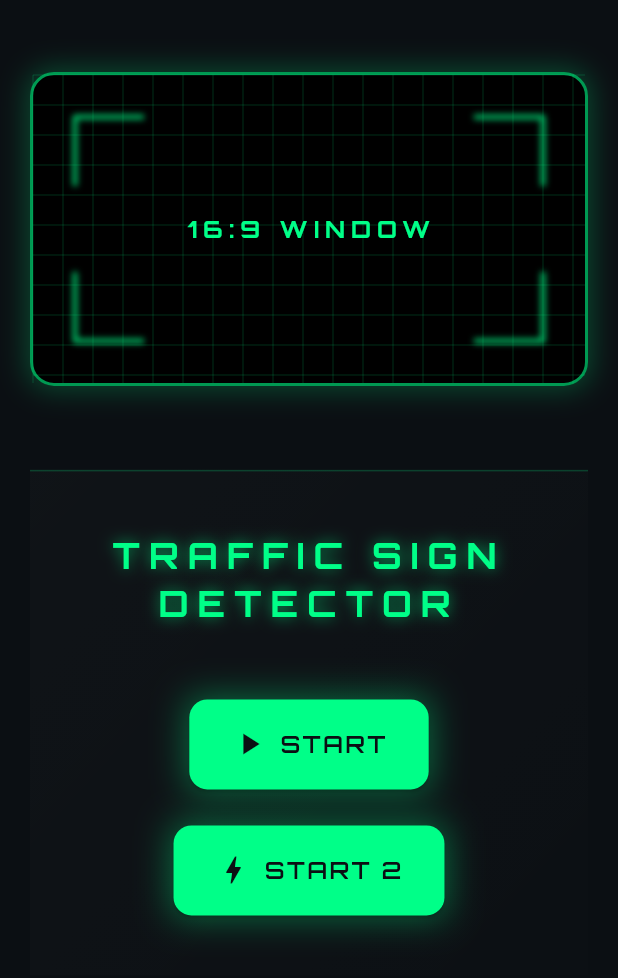
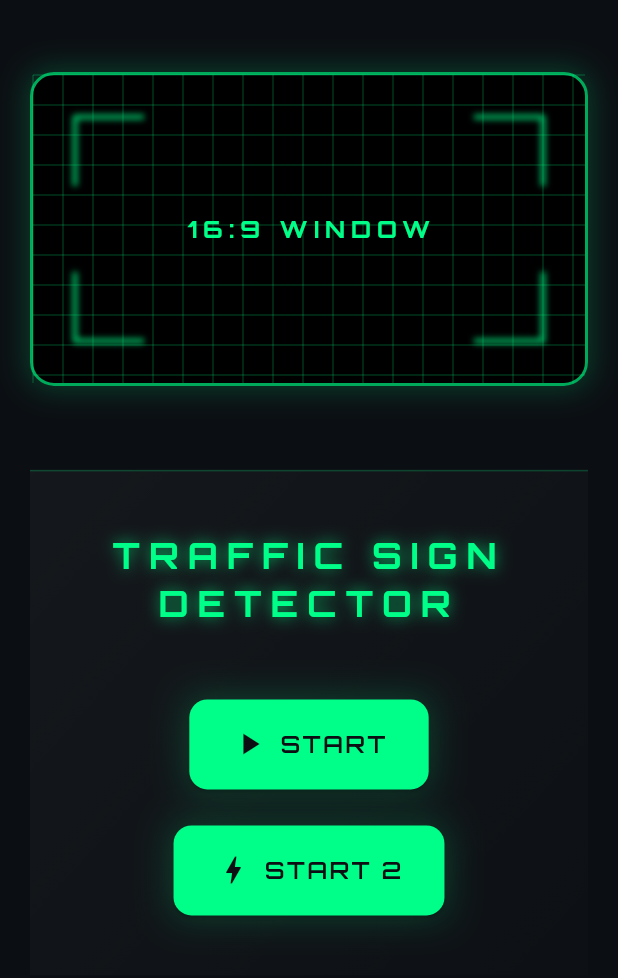
Before and after one commit to khp53/traffic_sign_detector, a Flutter app: the screen it shows after launch, on a phone screen of 412 x 824 dp. Shown: the top 978 px of the screen. Run offline on Flutter 3.47's test engine with Material 3 defaults, Android fonts, the phone set to English and light mode, and no system bars; our stand-ins replace google_fonts.

Commit message:
Refactor color opacity settings for improved UI consistency in theme and components

```diff
--- a/lib/main.dart
+++ b/lib/main.dart
@@ -23,13 +23,13 @@ class MyApp extends StatelessWidget {
           brightness: Brightness.dark,
           primary: neonGreen,
           secondary: neonGreen,
-          background: darkBg,
+          surface: darkBg,
         ),
         textTheme: GoogleFonts.orbitronTextTheme(
           ThemeData.dark().textTheme,
         ).apply(bodyColor: neonGreen, displayColor: neonGreen),
         appBarTheme: AppBarTheme(
-          backgroundColor: darkBg.withOpacity(0.9),
+          backgroundColor: darkBg.withAlpha(170),
           elevation: 0,
           titleTextStyle: GoogleFonts.orbitron(
             fontSize: 18,
@@ -59,7 +59,7 @@ class MyApp extends StatelessWidget {
                 ButtonStyle(
                   overlayColor: WidgetStateProperty.resolveWith(
                     (states) => states.contains(WidgetState.pressed)
-                        ? neonGreen.withOpacity(0.2)
+                        ? neonGreen.withAlpha(51)
                         : null,
                   ),
                 ),
@@ -97,13 +97,10 @@ class FuturisticHome extends StatelessWidget {
                 decoration: BoxDecoration(
                   color: Colors.black,
                   borderRadius: BorderRadius.circular(16),
-                  border: Border.all(
-                    color: neonGreen.withOpacity(0.6),
-                    width: 2,
-                  ),
+                  border: Border.all(color: neonGreen.withAlpha(170), width: 2),
                   boxShadow: [
                     BoxShadow(
-                      color: neonGreen.withOpacity(0.25),
+                      color: neonGreen.withAlpha(51),
                       blurRadius: 16,
                       spreadRadius: 2,
                       offset: const Offset(0, 0),
@@ -116,7 +113,7 @@ class FuturisticHome extends StatelessWidget {
                     Positioned.fill(
                       child: CustomPaint(
                         painter: _ScanOverlayPainter(
-                          color: neonGreen.withOpacity(0.12),
+                          color: neonGreen.withAlpha(51),
                         ),
                       ),
                     ),
@@ -140,19 +137,16 @@ class FuturisticHome extends StatelessWidget {
             padding: const EdgeInsets.symmetric(horizontal: 32, vertical: 40),
             decoration: BoxDecoration(
               gradient: LinearGradient(
-                colors: [
-                  Colors.white.withOpacity(0.02),
-                  Colors.white.withOpacity(0.005),
-                ],
+                colors: [Colors.white.withAlpha(10), Colors.white.withAlpha(2)],
                 begin: Alignment.topLeft,
                 end: Alignment.bottomRight,
               ),
               border: Border(
                 left: isVertical
                     ? BorderSide.none
-                    : BorderSide(color: neonGreen.withOpacity(0.2), width: 1),
+                    : BorderSide(color: neonGreen.withAlpha(170), width: 1),
                 top: isVertical
-                    ? BorderSide(color: neonGreen.withOpacity(0.2), width: 1)
+                    ? BorderSide(color: neonGreen.withAlpha(51), width: 1)
                     : BorderSide.none,
               ),
             ),
@@ -166,7 +160,7 @@ class FuturisticHome extends StatelessWidget {
                     fontWeight: FontWeight.bold,
                     letterSpacing: 6,
                     shadows: [
-                      Shadow(color: neonGreen.withOpacity(0.6), blurRadius: 12),
+                      Shadow(color: neonGreen.withAlpha(170), blurRadius: 12),
                     ],
                   ),
                   textAlign: TextAlign.center,
@@ -248,7 +242,7 @@ class _GlowButton extends StatelessWidget {
       decoration: BoxDecoration(
         boxShadow: [
           BoxShadow(
-            color: neonGreen.withOpacity(0.4),
+            color: neonGreen.withAlpha(51),
             blurRadius: 20,
             spreadRadius: 1,
           ),
@@ -302,7 +296,7 @@ class _ScanOverlayPainter extends CustomPainter {
     addCorner(0, 0, false, true);
     addCorner(0, 0, true, true);
     final bracketPaint = Paint()
-      ..color = color.withOpacity(0.8)
+      ..color = color.withAlpha(204)
       ..style = PaintingStyle.stroke
       ..strokeWidth = 3
       ..strokeJoin = StrokeJoin.round
```
